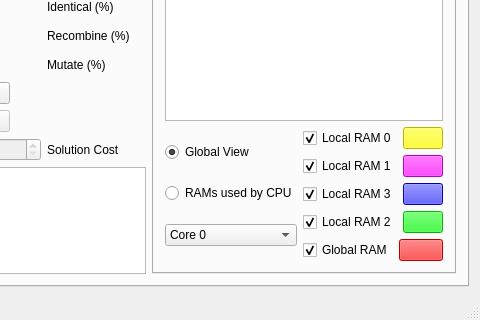
Before: the Qt Designer form src/mainwindow.ui in balsini/NeuroLab, drawn with Qt 5; both pictures show x 94 to 574 and y 140 to 460 of the 574 by 460 pixel window.
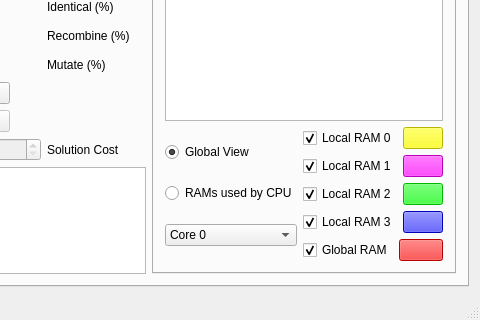
After: the same form once the commit is applied. Custom widgets are drawn as their Qt base class.

What changed in the file:
```diff
--- a/src/mainwindow.ui
+++ b/src/mainwindow.ui
@@ -333,30 +333,6 @@
                   </item>
                  </layout>
                 </item>
-                <item>
-                 <layout class="QHBoxLayout" name="horizontalLayout_6">
-                  <item>
-                   <widget class="QCheckBox" name="LRAM_3_checkbox">
-                    <property name="text">
-                     <string>Local RAM 3</string>
-                    </property>
-                    <property name="checked">
-                     <bool>true</bool>
-                    </property>
-                   </widget>
-                  </item>
-                  <item>
-                   <widget class="QPushButton" name="pushButton_3">
-                    <property name="styleSheet">
-                     <string notr="true">background-color: #0000ff</string>
-                    </property>
-                    <property name="text">
-                     <string/>
-                    </property>
-                   </widget>
-                  </item>
-                 </layout>
-                </item>
                 <item>
                  <layout class="QHBoxLayout" name="horizontalLayout_7">
                   <item>
@@ -370,7 +346,7 @@
                    </widget>
                   </item>
                   <item>
-                   <widget class="QPushButton" name="pushButton_5">
+                   <widget class="ButtonLegend" name="LRAM_2_legend">
                     <property name="styleSheet">
                      <string notr="true">background-color: #00ff00</string>
                     </property>
@@ -381,6 +357,30 @@
                   </item>
                  </layout>
                 </item>
+                <item>
+                 <layout class="QHBoxLayout" name="horizontalLayout_6">
+                  <item>
+                   <widget class="QCheckBox" name="LRAM_3_checkbox">
+                    <property name="text">
+                     <string>Local RAM 3</string>
+                    </property>
+                    <property name="checked">
+                     <bool>true</bool>
+                    </property>
+                   </widget>
+                  </item>
+                  <item>
+                   <widget class="ButtonLegend" name="LRAM_3_legend">
+                    <property name="styleSheet">
+                     <string notr="true">background-color: #0000ff</string>
+                    </property>
+                    <property name="text">
+                     <string/>
+                    </property>
+                   </widget>
+                  </item>
+                 </layout>
+                </item>
                 <item>
                  <layout class="QHBoxLayout" name="horizontalLayout_8">
                   <item>
@@ -500,6 +500,14 @@
     <slot>showLegend()</slot>
    </slots>
   </customwidget>
+  <customwidget>
+   <class>ButtonLegend</class>
+   <extends>QPushButton</extends>
+   <header>memory_allocation/buttonlegend.h</header>
+   <slots>
+    <slot>showNumericalValue(int)</slot>
+   </slots>
+  </customwidget>
  </customwidgets>
  <resources/>
  <connections>
```
Left out of the diff: 123 changed lines with no effect on the pictures.
